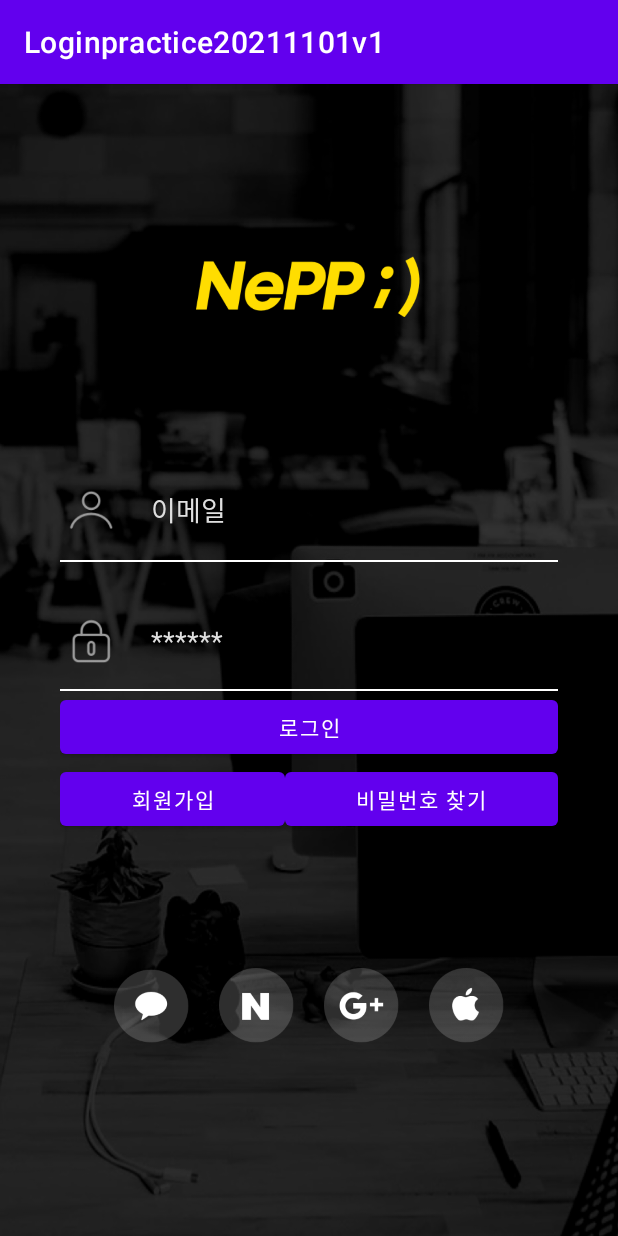
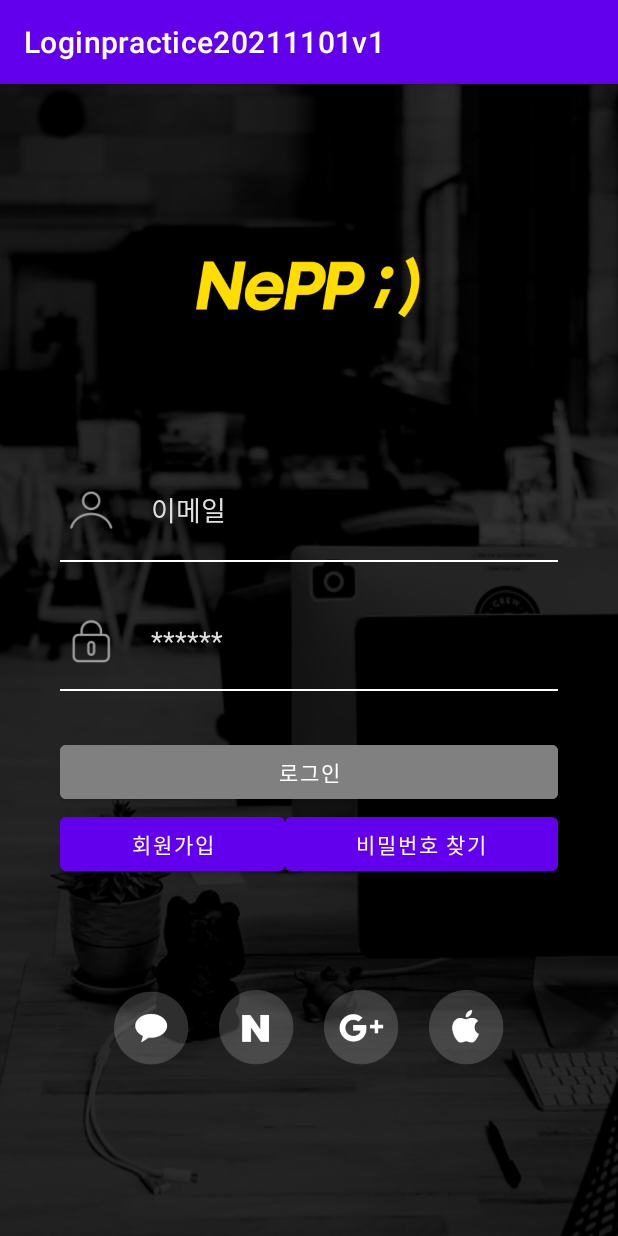
Before and after one commit to Ahhyun234/Loginpractice20211101v1, an Android app: the screen it shows after launch (MainActivity), on a phone screen of 412 x 824 dp. Run offline under Robolectric (Android 15) with nearby library versions, the phone set to English and light mode, and no system bars.

Commit message:
버튼의 색깔 변경

```diff
--- a/app/src/main/res/layout/activity_main.xml
+++ b/app/src/main/res/layout/activity_main.xml
@@ -106,8 +106,11 @@
             android:layout_width="match_parent"
             android:layout_height="wrap_content"
             android:text="로그인"
-            android:textColor="@color/white"/>
-            <LinearLayout
+            android:textColor="@color/white"
+            android:layout_marginTop="30dp"
+            android:backgroundTint="#808080"/>
+
+        <LinearLayout
                 android:layout_width="match_parent"
                 android:layout_height="wrap_content"
                 android:orientation="horizontal"
@@ -117,7 +120,8 @@
                 android:layout_height="wrap_content"
                 android:text="회원가입"
                 android:layout_weight="1"
-                android:textColor="@color/white"/>
+                android:textColor="@color/white"
+                />
             <Button
                 android:layout_width="wrap_content"
                 android:layout_height="wrap_content"
```
